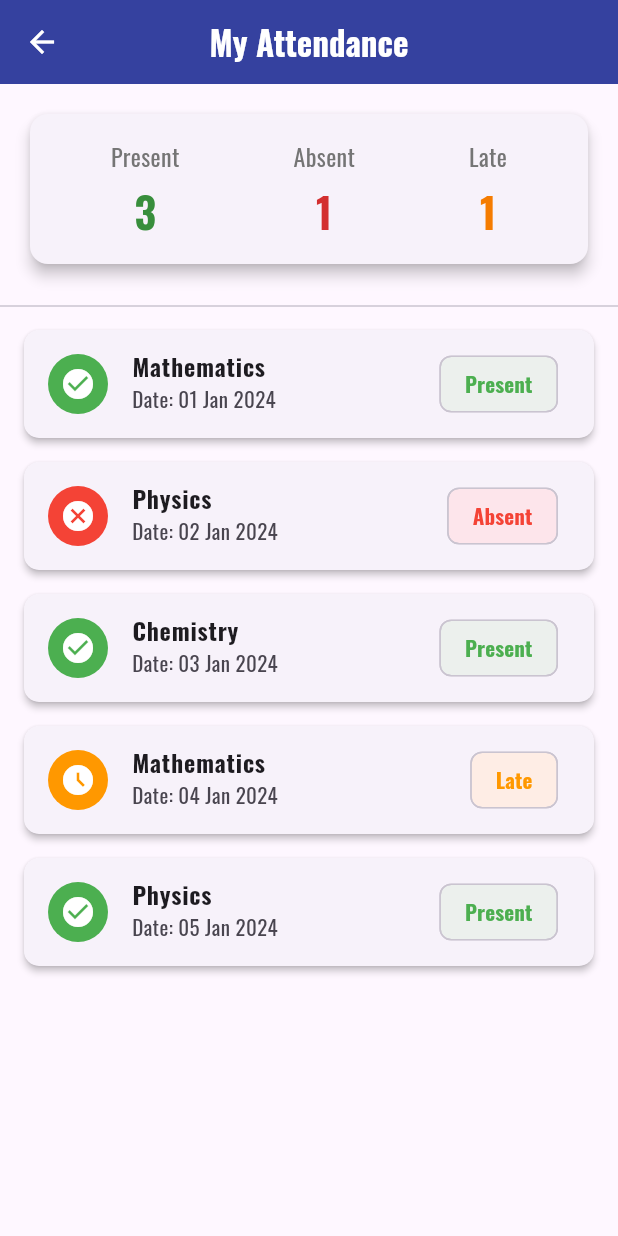
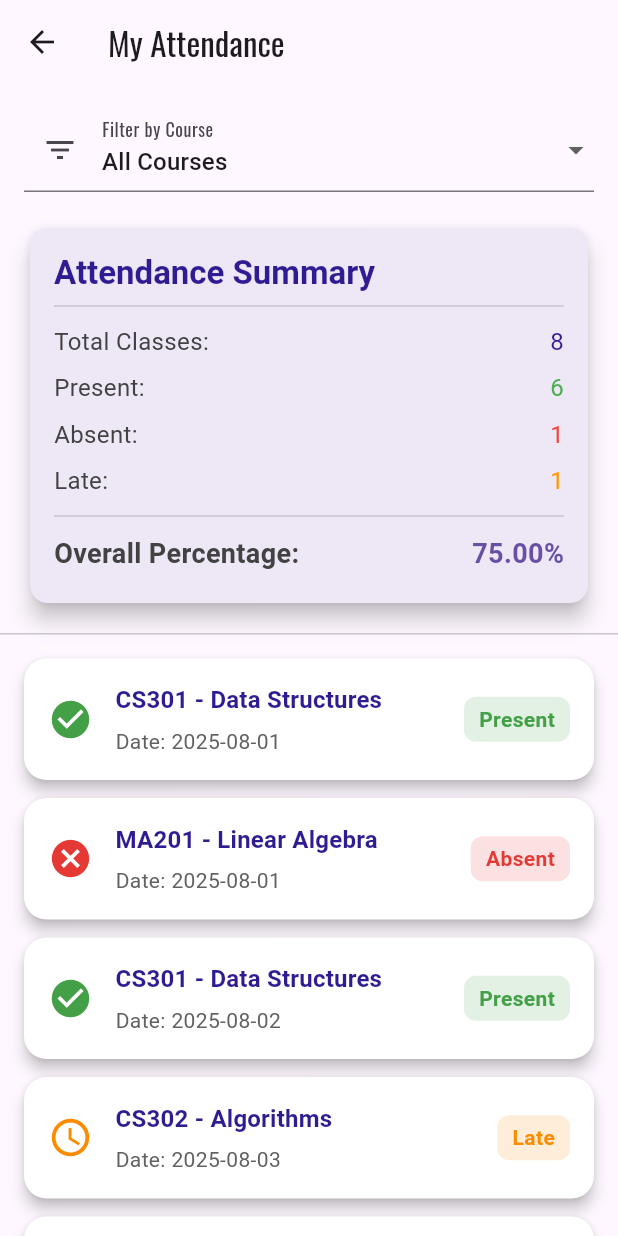
Before and after one commit to AaryanUpadhyayyyy/Paramount--Android-App-for-Educational-Institude, a Flutter app: the StudentAttendancePage screen opened by its route, on a phone screen of 412 x 824 dp. Run offline on Flutter 3.47's test engine with Material 3 defaults, Android fonts, the phone set to English and light mode, and no system bars; Roboto replaces fonts that are missing (Oswald).

Commit message:
Update StudentAttendancePage.dart

```diff
--- a/lib/StudentAttendancePage.dart
+++ b/lib/StudentAttendancePage.dart
@@ -1,146 +1,76 @@
 import 'package:flutter/material.dart';
 
-class StudentAttendancePage extends StatelessWidget {
+class StudentAttendancePage extends StatefulWidget {
   const StudentAttendancePage({super.key});
 
-  // Dummy attendance data for UI
-  final List<Map<String, dynamic>> dummyAttendance = const [
-    {
-      'date': '01 Jan 2024',
-      'subject': 'Mathematics',
-      'status': 'Present',
-    },
-    {
-      'date': '02 Jan 2024',
-      'subject': 'Physics',
-      'status': 'Absent',
-    },
-    {
-      'date': '03 Jan 2024',
-      'subject': 'Chemistry',
-      'status': 'Present',
-    },
-    {
-      'date': '04 Jan 2024',
-      'subject': 'Mathematics',
-      'status': 'Late',
-    },
-    {
-      'date': '05 Jan 2024',
-      'subject': 'Physics',
-      'status': 'Present',
-    },
+  @override
+  State<StudentAttendancePage> createState() => _StudentAttendancePageState();
+}
+
+class _StudentAttendancePageState extends State<StudentAttendancePage> {
+  // Dummy attendance data for a student
+  // In a real app, yeh data backend se fetch hoga
+  final List<Map<String, String>> _attendanceRecords = [
+    {'date': '2025-08-01', 'course': 'CS301 - Data Structures', 'status': 'Present'},
+    {'date': '2025-08-01', 'course': 'MA201 - Linear Algebra', 'status': 'Absent'},
+    {'date': '2025-08-02', 'course': 'CS301 - Data Structures', 'status': 'Present'},
+    {'date': '2025-08-03', 'course': 'CS302 - Algorithms', 'status': 'Late'},
+    {'date': '2025-08-04', 'course': 'CS301 - Data Structures', 'status': 'Present'},
+    {'date': '2025-08-05', 'course': 'PH101 - Physics I', 'status': 'Present'},
+    {'date': '2025-08-06', 'course': 'CS302 - Algorithms', 'status': 'Present'},
+    {'date': '2025-08-07', 'course': 'MA201 - Linear Algebra', 'status': 'Present'},
+  ];
+
+  String _selectedFilterCourse = 'All Courses'; // Default filter
+  final List<String> _courses = [
+    'All Courses',
+    'CS301 - Data Structures',
+    'CS302 - Algorithms',
+    'MA201 - Linear Algebra',
+    'PH101 - Physics I',
   ];
 
   @override
   Widget build(BuildContext context) {
+    // Filter attendance records based on selected course
+    final filteredRecords = _attendanceRecords.where((record) {
+      return _selectedFilterCourse == 'All Courses' ||
+          record['course'] == _selectedFilterCourse;
+    }).toList();
+
+    // Calculate summary
+    int totalClasses = filteredRecords.length;
+    int presentCount = filteredRecords.where((r) => r['status'] == 'Present').length;
+    int absentCount = filteredRecords.where((r) => r['status'] == 'Absent').length;
+    int lateCount = filteredRecords.where((r) => r['status'] == 'Late').length;
+
+    double attendancePercentage = totalClasses > 0 ? (presentCount / totalClasses) * 100 : 0.0;
+
     return Scaffold(
       appBar: AppBar(
-        title: const Text(
-          'My Attendance',
-          style: TextStyle(
-            color: Colors.white,
-            fontWeight: FontWeight.bold,
-            fontFamily: 'Oswald-VariableFont_wght',
-            fontSize: 22,
-          ),
-        ),
-        backgroundColor: Colors.indigo.shade700,
-        foregroundColor: Colors.white,
-        centerTitle: true,
-        elevation: 4.0,
+        title: const Text('My Attendance'),
       ),
       body: Column(
         children: [
-          // Header showing total attendance
-          Padding(
-            padding: const EdgeInsets.all(16.0),
-            child: Card(
-              elevation: 4,
-              shape: RoundedRectangleBorder(
-                borderRadius: BorderRadius.circular(12),
-              ),
-              child: Padding(
-                padding: const EdgeInsets.all(16.0),
-                child: Row(
-                  mainAxisAlignment: MainAxisAlignment.spaceAround,
-                  children: [
-                    _buildStatCard(
-                      'Present',
-                      3,
-                      Colors.green.shade700,
-                    ),
-                    _buildStatCard(
-                      'Absent',
-                      1,
-                      Colors.red.shade700,
-                    ),
-                    _buildStatCard(
-                      'Late',
-                      1,
-                      Colors.orange.shade700,
-                    ),
-                  ],
-                ),
-              ),
-            ),
-          ),
-          const Divider(),
+          // Filter and Summary Section
+          _buildFilterAndSummary(context, totalClasses, presentCount, absentCount, lateCount, attendancePercentage),
+          const Divider(height: 1, thickness: 1),
           // Attendance History List
           Expanded(
-            child: ListView.builder(
-              itemCount: dummyAttendance.length,
+            child: filteredRecords.isEmpty
+                ? Center(
+              child: Text(
+                'No attendance records found for selected criteria.',
+                style: TextStyle(fontSize: 16, color: Colors.grey.shade600, fontFamily: 'Oswald'),
+                textAlign: TextAlign.center,
+              ),
+            )
+                : ListView.builder(
+              padding: const EdgeInsets.all(16.0),
+              itemCount: filteredRecords.length,
               itemBuilder: (context, index) {
-                final record = dummyAttendance[index];
-                final status = record['status'] as String;
-                Color statusColor = Colors.grey;
-                IconData statusIcon = Icons.help;
-
-                // Set color and icon based on status
-                switch (status) {
-                  case 'Present':
-                    statusColor = Colors.green;
-                    statusIcon = Icons.check_circle;
-                    break;
-                  case 'Absent':
-                    statusColor = Colors.red;
-                    statusIcon = Icons.cancel;
-                    break;
-                  case 'Late':
-                    statusColor = Colors.orange;
-                    statusIcon = Icons.access_time_filled;
-                    break;
-                }
-
-                return Card(
-                  margin: const EdgeInsets.symmetric(
-                    horizontal: 16.0,
-                    vertical: 8.0,
-                  ),
-                  elevation: 2,
-                  shape: RoundedRectangleBorder(
-                    borderRadius: BorderRadius.circular(10),
-                  ),
-                  child: ListTile(
-                    leading: CircleAvatar(
-                      backgroundColor: statusColor,
-                      child: Icon(statusIcon, color: Colors.white),
-                    ),
-                    title: Text(
-                      record['subject'] as String,
-                      style: const TextStyle(fontWeight: FontWeight.bold),
-                    ),
-                    subtitle: Text('Date: ${record['date']}'),
-                    trailing: Chip(
-                      label: Text(status),
-                      backgroundColor: statusColor.withOpacity(0.1),
-                      labelStyle: TextStyle(
-                        color: statusColor,
-                        fontWeight: FontWeight.bold,
-                      ),
-                    ),
-                  ),
-                );
+                final record = filteredRecords[index];
+                return _buildAttendanceRecordCard(context, record);
               },
             ),
           ),
@@ -149,27 +79,177 @@ class StudentAttendancePage extends StatelessWidget {
     );
   }
 
-  Widget _buildStatCard(String title, int count, Color color) {
-    return Column(
-      mainAxisSize: MainAxisSize.min,
+  // Filter and Summary UI
+  Widget _buildFilterAndSummary(BuildContext context, int totalClasses, int presentCount, int absentCount, int lateCount, double percentage) {
+    return Padding(
+      padding: const EdgeInsets.all(16.0),
+      child: Column(
+        crossAxisAlignment: CrossAxisAlignment.start,
+        children: [
+          // Course Filter Dropdown
+          DropdownButtonFormField<String>(
+            value: _selectedFilterCourse,
+            decoration: const InputDecoration(
+              labelText: 'Filter by Course',
+              prefixIcon: Icon(Icons.filter_list),
+            ),
+            items: _courses.map((String course) {
+              return DropdownMenuItem<String>(
+                value: course,
+                child: Text(course, style: const TextStyle(fontFamily: 'Oswald')),
+              );
+            }).toList(),
+            onChanged: (String? newValue) {
+              if (newValue != null) {
+                setState(() {
+                  _selectedFilterCourse = newValue;
+                });
+              }
+            },
+          ),
+          const SizedBox(height: 20),
+          // Attendance Summary Card
+          Card(
+            color: Colors.deepPurple.shade50,
+            elevation: 6,
+            child: Padding(
+              padding: const EdgeInsets.all(16.0),
+              child: Column(
+                crossAxisAlignment: CrossAxisAlignment.start,
                 children: [
                   Text(
-          title,
+                    'Attendance Summary',
+                    style: Theme.of(context).textTheme.titleLarge?.copyWith(
+                      fontWeight: FontWeight.bold,
+                      color: Colors.deepPurple.shade900,
+                      fontFamily: 'Oswald',
+                    ),
+                  ),
+                  const Divider(),
+                  _buildSummaryRow('Total Classes:', totalClasses.toString(), context),
+                  _buildSummaryRow('Present:', presentCount.toString(), context, color: Colors.green),
+                  _buildSummaryRow('Absent:', absentCount.toString(), context, color: Colors.red),
+                  _buildSummaryRow('Late:', lateCount.toString(), context, color: Colors.orange),
+                  const Divider(),
+                  _buildSummaryRow(
+                    'Overall Percentage:',
+                    '${percentage.toStringAsFixed(2)}%',
+                    context,
+                    isHighlight: true,
+                    color: Theme.of(context).primaryColor,
+                  ),
+                ],
+              ),
+            ),
+          ),
+        ],
+      ),
+    );
+  }
+
+  // Helper widget for summary rows
+  Widget _buildSummaryRow(String label, String value, BuildContext context, {Color? color, bool isHighlight = false}) {
+    return Padding(
+      padding: const EdgeInsets.symmetric(vertical: 4.0),
+      child: Row(
+        mainAxisAlignment: MainAxisAlignment.spaceBetween,
+        children: [
+          Text(
+            label,
             style: TextStyle(
-            fontSize: 16,
-            color: Colors.grey.shade600,
+              fontSize: isHighlight ? 18 : 16,
+              fontWeight: isHighlight ? FontWeight.bold : FontWeight.normal,
+              color: Colors.grey.shade800,
+              fontFamily: 'Oswald',
+            ),
+          ),
+          Text(
+            value,
+            style: TextStyle(
+              fontSize: isHighlight ? 18 : 16,
+              fontWeight: isHighlight ? FontWeight.bold : FontWeight.normal,
+              color: color ?? Colors.deepPurple.shade900,
+              fontFamily: 'Oswald',
+            ),
+          ),
+        ],
+      ),
+    );
+  }
+
+  // Individual attendance record card
+  Widget _buildAttendanceRecordCard(BuildContext context, Map<String, String> record) {
+    Color statusColor;
+    IconData statusIcon;
+
+    switch (record['status']) {
+      case 'Present':
+        statusColor = Colors.green.shade600;
+        statusIcon = Icons.check_circle;
+        break;
+      case 'Absent':
+        statusColor = Colors.red.shade600;
+        statusIcon = Icons.cancel;
+        break;
+      case 'Late':
+        statusColor = Colors.orange.shade600;
+        statusIcon = Icons.access_time;
+        break;
+      default:
+        statusColor = Colors.grey.shade600;
+        statusIcon = Icons.help_outline;
+    }
+
+    return Card(
+      margin: const EdgeInsets.only(bottom: 12.0),
+      elevation: 4,
+      color: Colors.white,
+      shape: RoundedRectangleBorder(borderRadius: BorderRadius.circular(15)),
+      child: Padding(
+        padding: const EdgeInsets.all(16.0),
+        child: Row(
+          children: [
+            Icon(statusIcon, size: 30, color: statusColor),
+            const SizedBox(width: 15),
+            Expanded(
+              child: Column(
+                crossAxisAlignment: CrossAxisAlignment.start,
+                children: [
+                  Text(
+                    record['course']!,
+                    style: Theme.of(context).textTheme.titleMedium?.copyWith(
+                      fontWeight: FontWeight.bold,
+                      color: Colors.deepPurple.shade900,
+                      fontFamily: 'Oswald',
                     ),
                   ),
                   const SizedBox(height: 5),
                   Text(
-          '$count',
+                    'Date: ${record['date']}',
+                    style: TextStyle(fontSize: 14, color: Colors.grey.shade700, fontFamily: 'Oswald'),
+                  ),
+                ],
+              ),
+            ),
+            Container(
+              padding: const EdgeInsets.symmetric(horizontal: 10, vertical: 5),
+              decoration: BoxDecoration(
+                color: statusColor.withOpacity(0.15),
+                borderRadius: BorderRadius.circular(8),
+              ),
+              child: Text(
+                record['status']!,
                 style: TextStyle(
-            fontSize: 28,
+                  color: statusColor,
                   fontWeight: FontWeight.bold,
-            color: color,
+                  fontSize: 14,
+                  fontFamily: 'Oswald',
+                ),
               ),
             ),
           ],
+        ),
+      ),
     );
   }
 }
```
Lines whose indentation alone changed are shown as unchanged.
